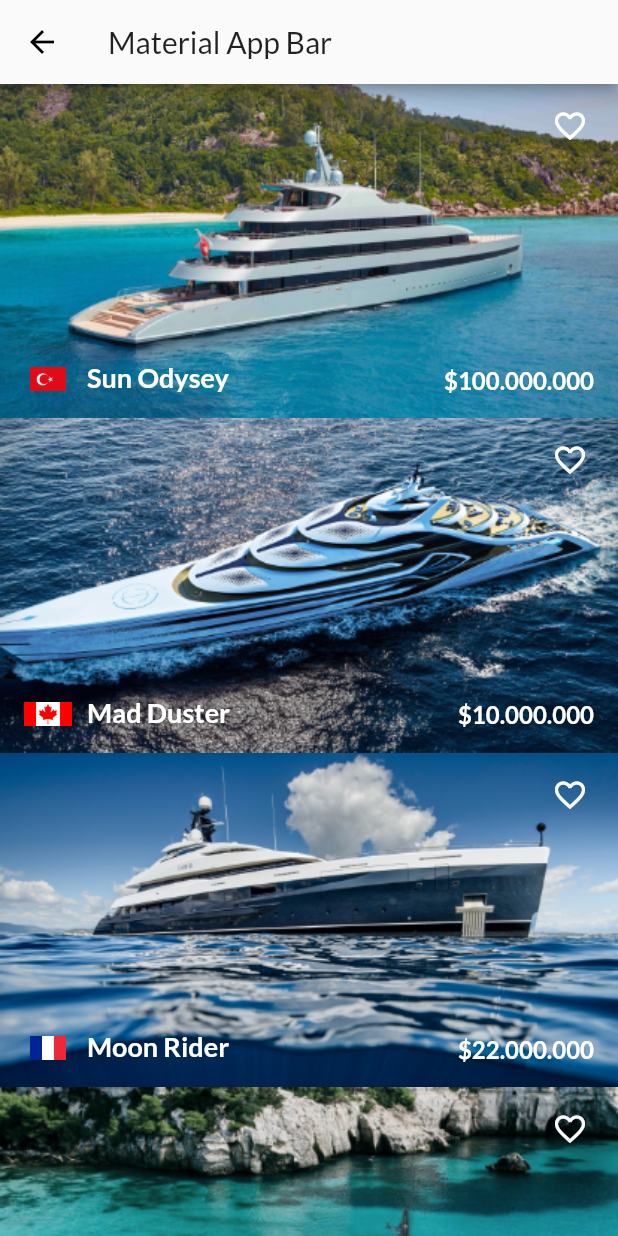
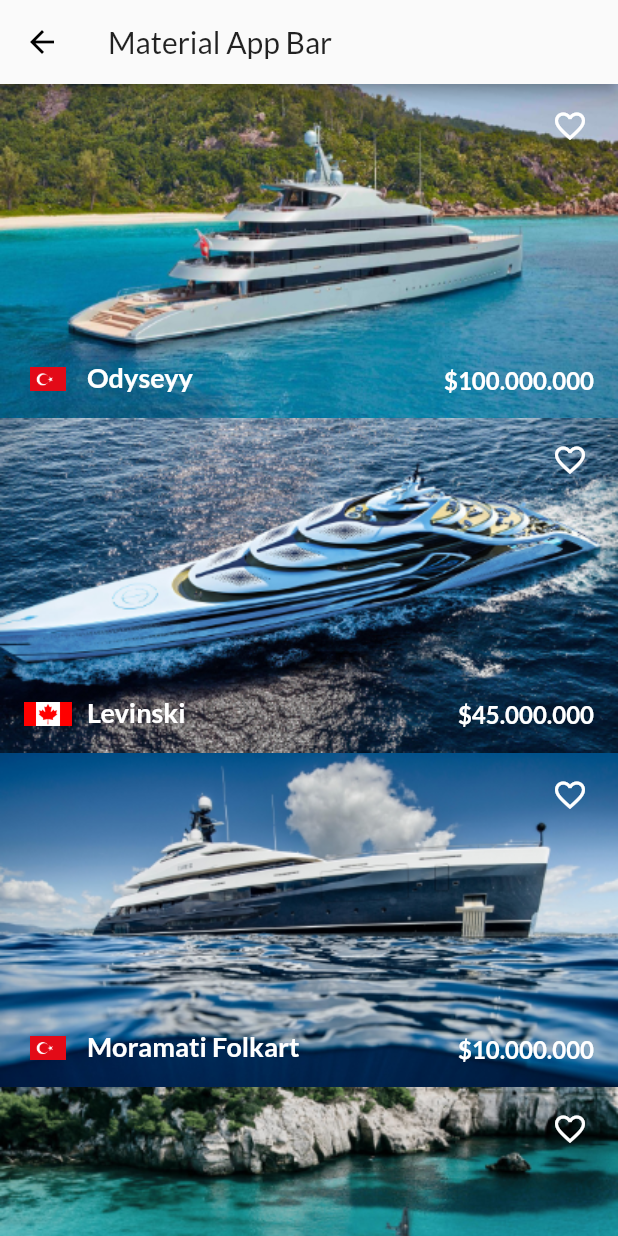
Before and after one commit to nevruzoglu/DrawerNavigate, a Flutter app: the NewPage screen opened directly, on a phone screen of 412 x 824 dp. Run offline on Flutter 3.47's test engine with Material 2 defaults, Android fonts, the phone set to English and light mode, and no system bars; our stand-ins replace flutter_svg, font_awesome_flutter.

Commit message:
refactor code

```diff
--- a/lib/new_page.dart
+++ b/lib/new_page.dart
@@ -14,9 +14,51 @@ class NewPage extends StatelessWidget {
         child: Container(
           child: ListView(
             children: <Widget>[
-              Stack(
+              ShipCard(
+                shipName: 'Odyseyy',
+                shipPic: 'assets/1boat.png',
+                shipPrice: '\$100.000.000',
+                flagPic: 'assets/tr.png',
+              ),
+              ShipCard(
+                shipName: 'Levinski',
+                shipPic: 'assets/2boat.png',
+                shipPrice: '\$45.000.000',
+                flagPic: 'assets/ca.png',
+              ),
+              ShipCard(
+                shipName: 'Moramati Folkart',
+                shipPic: 'assets/3boat.png',
+                shipPrice: '\$10.000.000',
+                flagPic: 'assets/tr.png',
+              ),
+              ShipCard(
+                shipName: 'Moon Rider',
+                shipPic: 'assets/4boat.png',
+                shipPrice: '\$200.000.000',
+                flagPic: 'assets/fr.png',
+              ),
+            ],
+          ),
+        ),
+      ),
+    );
+  }
+}
+
+class ShipCard extends StatelessWidget {
+  final String shipPic;
+  final String flagPic;
+  final String shipName;
+  final String shipPrice;
+
+  ShipCard({this.shipName, this.shipPrice, this.shipPic, this.flagPic});
+
+  @override
+  Widget build(BuildContext context) {
+    return Stack(
       children: <Widget>[
-                  Image.asset('assets/1boat.png'),
+        Image.asset(shipPic),
         Positioned(
           top: 16,
           right: 16,
@@ -30,143 +72,27 @@ class NewPage extends StatelessWidget {
             child: Container(
               height: 16,
               width: 32,
-                        child: Image.asset('assets/tr.png'),
+              child: Image.asset(flagPic),
             )),
         Positioned(
             bottom: 16,
             left: 58,
             child: Text(
-                        'Sun Odysey',
-                        style: TextStyle(
-                            color: Colors.white, fontWeight: FontWeight.bold),
+              shipName,
+              style:
+                  TextStyle(color: Colors.white, fontWeight: FontWeight.bold),
             )),
         Positioned(
             bottom: 16,
             right: 16,
             child: Text(
-                        '\$100.000.000',
+              shipPrice,
               style: TextStyle(
                   fontSize: 16,
                   color: Colors.white,
                   fontWeight: FontWeight.w600),
             ))
       ],
-              ),
-              Stack(
-                children: <Widget>[
-                  Image.asset('assets/2boat.png'),
-                  Positioned(
-                    top: 16,
-                    right: 16,
-                    child: Icon(Icons.favorite_border, color: Colors.white),
-                    height: 16,
-                    width: 32,
-                  ),
-                  Positioned(
-                    bottom: 18,
-                    left: 16,
-                    child: Image.asset('assets/ca.png'),
-                    height: 16,
-                    width: 32,
-                  ),
-                  Positioned(
-                      bottom: 16,
-                      left: 58,
-                      child: Text(
-                        'Mad Duster',
-                        style: TextStyle(
-                            color: Colors.white, fontWeight: FontWeight.bold),
-                      )),
-                  Positioned(
-                      bottom: 16,
-                      right: 16,
-                      child: Text(
-                        '\$10.000.000',
-                        style: TextStyle(
-                            fontSize: 16,
-                            color: Colors.white,
-                            fontWeight: FontWeight.w600),
-                      ))
-                ],
-              ),
-              Stack(
-                children: <Widget>[
-                  Image.asset('assets/3boat.png'),
-                  Positioned(
-                    top: 16,
-                    right: 16,
-                    child: Icon(Icons.favorite_border, color: Colors.white),
-                    height: 16,
-                    width: 32,
-                  ),
-                  Positioned(
-                    bottom: 18,
-                    left: 16,
-                    child: Image.asset('assets/fr.png'),
-                    height: 16,
-                    width: 32,
-                  ),
-                  Positioned(
-                      bottom: 16,
-                      left: 58,
-                      child: Text(
-                        'Moon Rider',
-                        style: TextStyle(
-                            color: Colors.white, fontWeight: FontWeight.bold),
-                      )),
-                  Positioned(
-                      bottom: 16,
-                      right: 16,
-                      child: Text(
-                        '\$22.000.000',
-                        style: TextStyle(
-                            fontSize: 16,
-                            color: Colors.white,
-                            fontWeight: FontWeight.w600),
-                      ))
-                ],
-              ),
-              Stack(
-                children: <Widget>[
-                  Image.asset('assets/4boat.png'),
-                  Positioned(
-                    top: 16,
-                    right: 16,
-                    child: Icon(Icons.favorite_border, color: Colors.white),
-                    height: 16,
-                    width: 32,
-                  ),
-                  Positioned(
-                    bottom: 18,
-                    left: 16,
-                    child: Image.asset('assets/ca.png'),
-                    height: 16,
-                    width: 32,
-                  ),
-                  Positioned(
-                      bottom: 16,
-                      left: 58,
-                      child: Text(
-                        'Deep Blur',
-                        style: TextStyle(
-                            color: Colors.white, fontWeight: FontWeight.bold),
-                      )),
-                  Positioned(
-                      bottom: 16,
-                      right: 16,
-                      child: Text(
-                        '\$260.000.000',
-                        style: TextStyle(
-                            fontSize: 16,
-                            color: Colors.white,
-                            fontWeight: FontWeight.w600),
-                      ))
-                ],
-              ),
-            ],
-          ),
-        ),
-      ),
     );
   }
 }
```
Lines whose indentation alone changed are shown as unchanged.
